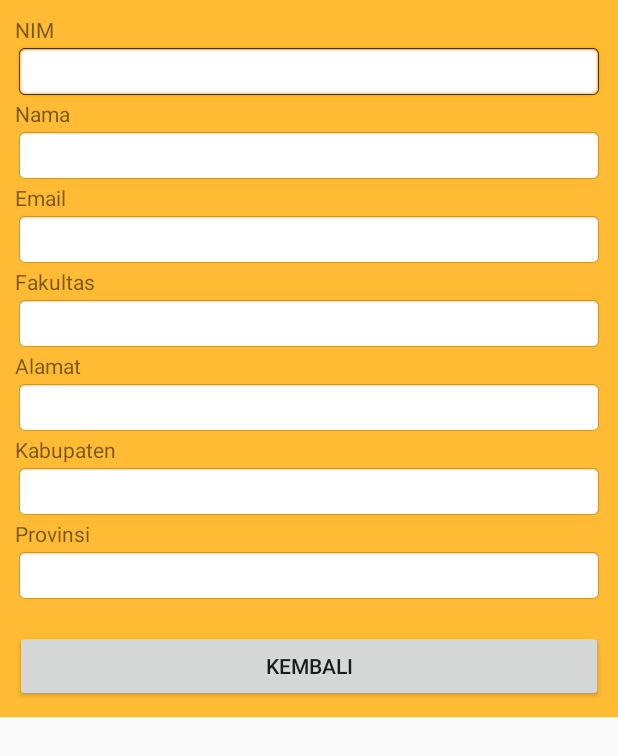
After one commit to jundanaalbasyir/AlumniTracer, an Android app: the layout activity_fragment_detail.xml on its own in the app's theme, with its tools: preview values and no code run, on a phone screen of 412 x 824 dp. The commit adds this screen. Shown: the top 756 px of the screen. Run offline under Robolectric (Android 15) with nearby library versions, the phone set to English and light mode, and no system bars.

Commit message:
Updated At 18:43 - Indonesia

```diff
--- a/app/src/main/AndroidManifest.xml
+++ b/app/src/main/AndroidManifest.xml
@@ -22,7 +22,8 @@
             </intent-filter>
         </activity>
         <activity android:name=".FragmentPencarian" />
-        <activity android:name=".FragmentAwal"></activity>
+        <activity android:name=".FragmentAwal" />
+        <activity android:name=".FragmentDetail"></activity>
     </application>
 
 </manifest>
--- a/app/src/main/java/jp/jundana_albasyir/alumnitracer/FragmentAwal.java
+++ b/app/src/main/java/jp/jundana_albasyir/alumnitracer/FragmentAwal.java
@@ -23,7 +23,6 @@ public class FragmentAwal extends Fragment {
     @Override
     public View onCreateView(LayoutInflater inflater, ViewGroup container,
                              Bundle savedInstanceState) {
-
         return inflater.inflate(R.layout.activity_fragment_awal, container, false);
     }
 
--- /dev/null
+++ b/app/src/main/res/layout/activity_fragment_detail.xml
@@ -0,0 +1,128 @@
+<FrameLayout xmlns:android="http://schemas.android.com/apk/res/android"
+    xmlns:tools="http://schemas.android.com/tools"
+    android:layout_width="match_parent"
+    android:layout_height="match_parent"
+    tools:context="jp.jundana_albasyir.alumnitracer.FragmentDetail">
+
+    <!-- TODO: Update blank fragment layout -->
+
+    <RelativeLayout
+        android:layout_width="match_parent"
+        android:layout_height="wrap_content"
+
+        android:background="@android:color/holo_orange_light"
+        android:padding="10dip">
+
+        <TextView
+            android:id="@+id/lblNim"
+            android:layout_width="wrap_content"
+            android:layout_height="wrap_content"
+            android:text="NIM" />
+
+        <EditText
+            android:id="@+id/txtNIM"
+            android:layout_width="match_parent"
+            android:layout_height="wrap_content"
+            android:layout_below="@id/lblNim"
+            android:background="@android:drawable/editbox_background" />
+
+        <TextView
+            android:id="@+id/lblNama"
+            android:layout_width="wrap_content"
+            android:layout_height="wrap_content"
+            android:layout_below="@id/txtNIM"
+            android:text="Nama" />
+
+        <EditText
+            android:id="@+id/txtNama"
+            android:layout_width="match_parent"
+            android:layout_height="wrap_content"
+            android:layout_below="@id/lblNama"
+            android:background="@android:drawable/editbox_background" />
+
+        <TextView
+            android:id="@+id/lblEmail"
+            android:layout_width="wrap_content"
+            android:layout_height="wrap_content"
+            android:layout_below="@id/txtNama"
+            android:text="Email" />
+
+        <EditText
+            android:id="@+id/txtEmail"
+            android:layout_width="match_parent"
+            android:layout_height="wrap_content"
+            android:layout_below="@id/lblEmail"
+            android:background="@android:drawable/editbox_background" />
+
+        <TextView
+            android:id="@+id/lblFakultas"
+            android:layout_width="wrap_content"
+            android:layout_height="wrap_content"
+            android:layout_below="@id/txtEmail"
+            android:text="Fakultas" />
+
+        <EditText
+            android:id="@+id/txtFakultas"
+            android:layout_width="match_parent"
+            android:layout_height="wrap_content"
+            android:layout_below="@id/lblFakultas"
+            android:background="@android:drawable/editbox_background" />
+
+        <TextView
+            android:id="@+id/lblAlamat"
+            android:layout_width="wrap_content"
+            android:layout_height="wrap_content"
+            android:layout_below="@id/txtFakultas"
+            android:text="Alamat" />
+
+        <EditText
+            android:id="@+id/txtAlamat"
+            android:layout_width="match_parent"
+            android:layout_height="wrap_content"
+            android:layout_below="@id/lblAlamat"
+            android:background="@android:drawable/editbox_background" />
+
+        <TextView
+            android:id="@+id/lblKab"
+            android:layout_width="wrap_content"
+            android:layout_height="wrap_content"
+            android:layout_below="@id/txtAlamat"
+            android:text="Kabupaten" />
+
+        <EditText
+            android:id="@+id/txtKabupaten"
+            android:layout_width="match_parent"
+            android:layout_height="wrap_content"
+            android:layout_below="@id/lblKab"
+            android:background="@android:drawable/editbox_background" />
+
+        <TextView
+            android:id="@+id/lblProv"
+            android:layout_width="wrap_content"
+            android:layout_height="wrap_content"
+            android:layout_below="@id/txtKabupaten"
+            android:text="Provinsi" />
+
+        <EditText
+            android:id="@+id/txtProvinsi"
+            android:layout_width="match_parent"
+            android:layout_height="wrap_content"
+            android:layout_below="@id/lblProv"
+            android:background="@android:drawable/editbox_background" />
+
+        <Button
+            android:id="@+id/btnKembali"
+            android:layout_width="wrap_content"
+            android:layout_height="wrap_content"
+            android:text="Kembali"
+            android:layout_below="@+id/txtProvinsi"
+            android:layout_alignParentLeft="true"
+            android:layout_alignParentStart="true"
+            android:layout_marginTop="18dp"
+            android:layout_alignParentRight="true"
+            android:layout_alignParentEnd="true" />
+
+
+    </RelativeLayout>
+
+</FrameLayout>
--- a/app/src/main/res/layout/activity_fragment_pencarian.xml
+++ b/app/src/main/res/layout/activity_fragment_pencarian.xml
@@ -1,11 +1,8 @@
 <FrameLayout xmlns:android="http://schemas.android.com/apk/res/android"
-    xmlns:app="http://schemas.android.com/apk/res-auto"
     xmlns:tools="http://schemas.android.com/tools"
     android:layout_width="match_parent"
     android:layout_height="match_parent"
     tools:context="jp.jundana_albasyir.alumnitracer.FragmentPencarian">
-
-    <!-- TODO: Update blank fragment layout -->
 
     <RelativeLayout
         android:layout_width="match_parent"
@@ -41,8 +38,6 @@
                 android:id="@+id/btnSearch"
                 android:layout_weight="1"/>
 
-
-
         </LinearLayout>
 
         <LinearLayout
--- a/app/src/main/res/layout/content_main.xml
+++ b/app/src/main/res/layout/content_main.xml
@@ -2,6 +2,7 @@
 <android.support.constraint.ConstraintLayout xmlns:android="http://schemas.android.com/apk/res/android"
     xmlns:app="http://schemas.android.com/apk/res-auto"
     xmlns:tools="http://schemas.android.com/tools"
+    android:id="@+id/content_main"
     android:layout_width="match_parent"
     android:layout_height="match_parent"
     app:layout_behavior="@string/appbar_scrolling_view_behavior"
```
Also changed, not shown: app/src/main/java/jp/jundana_albasyir/alumnitracer/FragmentDetail.java (added, +110 -0 lines), app/src/main/java/jp/jundana_albasyir/alumnitracer/FragmentPencarian.java (+72 -3 lines), app/src/main/res/layout/list_data_alumni.xml (+27 -11 lines).
